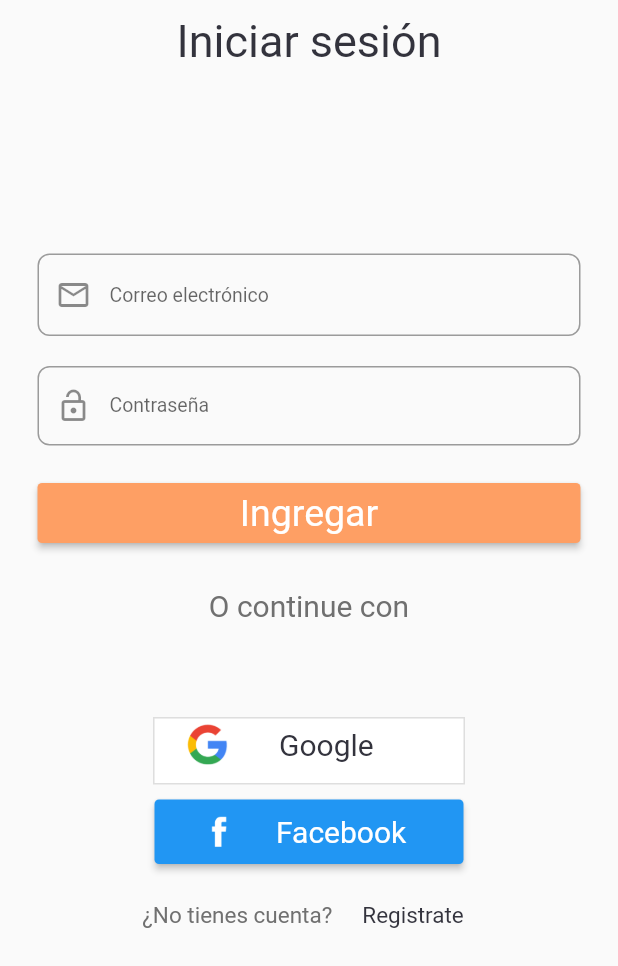
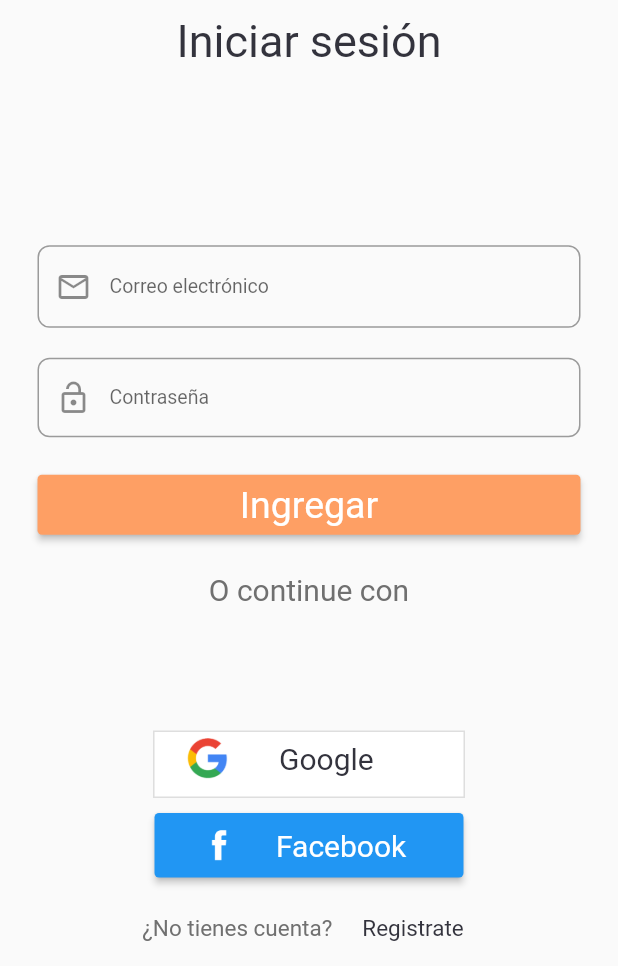
Before and after one commit to edbatri01/Basic-Market, a Flutter app: the AfterOnBoarding screen opened directly, after a tap on "Ingresar", on a phone screen of 412 x 824 dp, the part 270-1236 px from its top. Run offline on Flutter 3.47's test engine with Material 2 defaults, Android fonts, the phone set to English and light mode, and no system bars; our stand-ins replace carousel_slider, email_validator, firebase_auth, firebase_core, firebase_database, flutter_svg and 2 more; missing offline and left inert: counter_button, dart:ffi, flutter_facebook_auth; accounts and stored records are empty; Roboto replaces fonts that are missing (Hack).

Commit message:
ya por favor

```diff
--- a/lib/src/pages/home/home.dart
+++ b/lib/src/pages/home/home.dart
@@ -131,7 +131,7 @@ class _HomeState extends State<Home> {
             icon: const Icon(Icons.search, color: ColorSelect.white),
             onPressed: () {
               showSearch(context: context, delegate: searchProduct());
-              setState(() {});
+              // setState(() {});
             },
           ),
         ),
--- a/lib/src/pages/login/login.dart
+++ b/lib/src/pages/login/login.dart
@@ -86,12 +86,13 @@ class _LoginState extends State<Login> {
                   flex: 1,
                   child: Container(
                     //color: Colors.amber,
-                    margin: const EdgeInsets.only(top: 20, left: 25, right: 25),
+                    margin: const EdgeInsets.only(top: 10, left: 25, right: 25),
                     width: MediaQuery.of(context).size.width,
                     height: 268,
                     child: Column(
                       children: [
-                        _textField(field: 'Correo electrónico'),
+                        Container(
+                            child: _textField(field: 'Correo electrónico')),
                         Container(
                           margin: const EdgeInsets.only(top: 20),
                           child: _textFieldPassword(field: 'Contraseña'),
@@ -153,7 +154,8 @@ class _LoginState extends State<Login> {
                           ),
                         ),
                         Container(
-                          margin: const EdgeInsets.only(top: 30),
+                          //color: Colors.amberAccent,
+                          margin: const EdgeInsets.only(top: 25),
                           child: Text(
                             'O continue con',
                             style:
@@ -168,7 +170,7 @@ class _LoginState extends State<Login> {
                 //const Padding(padding: EdgeInsets.only(top: 3)),
                 Container(
                   //color: Colors.red,
-                  margin: const EdgeInsets.only(bottom: 10),
+                  margin: const EdgeInsets.only(bottom: 1),
                   child: Column(
                     children: [
                       // Text(
```
Also changed, not shown: lib/src/models/products.dart (+4 -4 lines), lib/src/pages/principal/after_onboarding.dart (+9 -3 lines), lib/src/pages/products/compare/compare_products.dart (+10 -1 lines), lib/src/pages/register/register.dart (+10 -4 lines), lib/src/pages/search/searche_delegate.dart (+12 -4 lines), lib/src/pages/home/components/cards/card.dart (line endings or trailing spaces), 4 other files.
